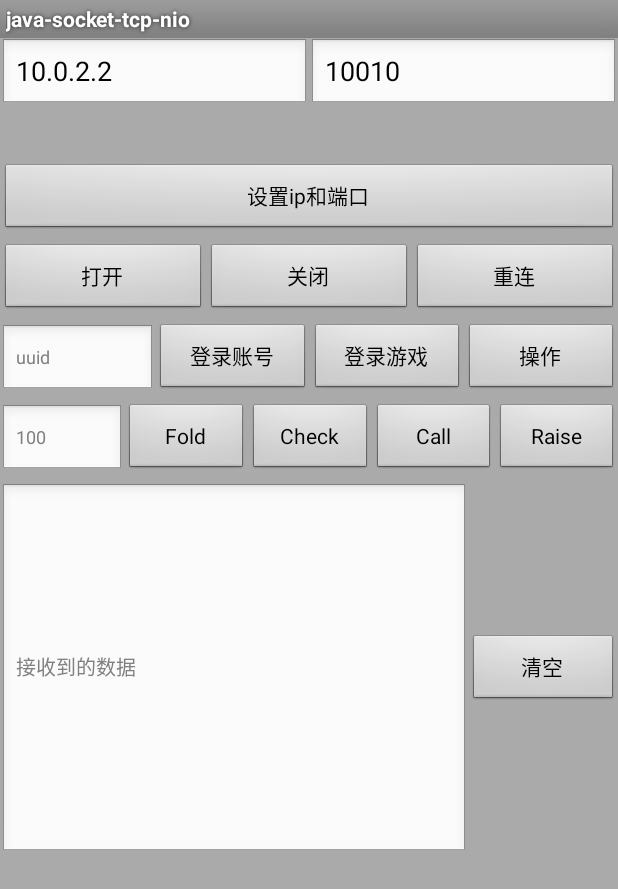
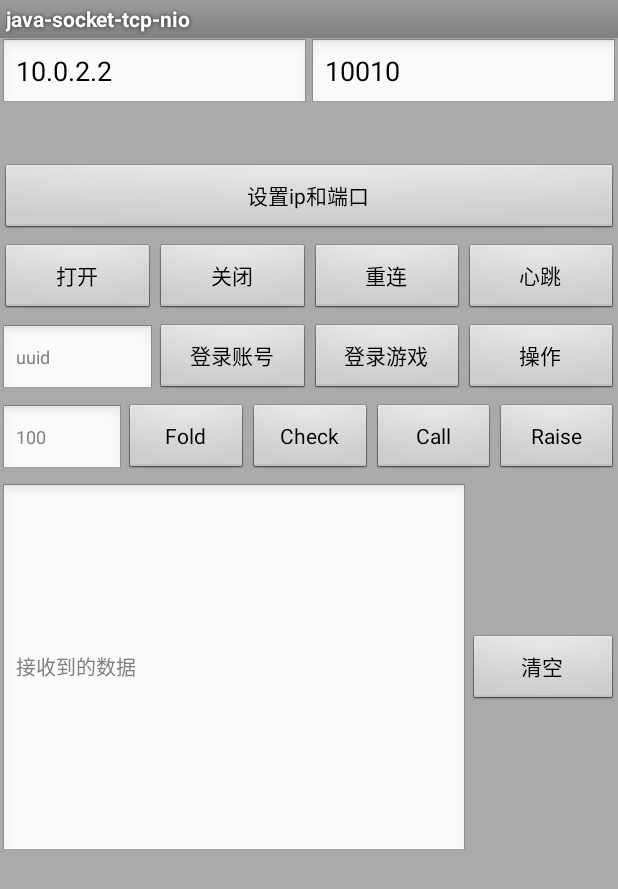
Before and after one commit to zz7zz7zz/the-east-poker-client, an Android app: the TcpNioClientConnectionActivity screen opened directly, with no data from a screen before it, on a phone screen of 412 x 824 dp. Shown: the top 889 px of the screen. Run offline under Robolectric (Android 15) with nearby library versions, the phone set to English and light mode, and no system bars.

Commit message:
心跳问题

```diff
--- a/app/src/main/java/com/open/test/net/TcpNioClientConnectionActivity.java
+++ b/app/src/main/java/com/open/test/net/TcpNioClientConnectionActivity.java
@@ -17,7 +17,9 @@ import com.open.net.client.object.IConnectListener;
 import com.open.net.client.object.TcpAddress;
 import com.poker.base.GameIds;
 import com.poker.cmd.BaseGameCmd;
+import com.poker.cmd.Cmd;
 import com.poker.cmd.LoginCmd;
+import com.poker.cmd.SystemCmd;
 import com.poker.cmd.UserCmd;
 import com.poker.data.DataPacket;
 import com.poker.packet.BasePacket;
@@ -65,12 +67,16 @@ public class TcpNioClientConnectionActivity extends Activity {
 	private void initView()
 	{
         findViewById(R.id.set_ip_port).setOnClickListener(listener);
+
 		findViewById(R.id.open).setOnClickListener(listener);
 		findViewById(R.id.close).setOnClickListener(listener);
 		findViewById(R.id.reconn).setOnClickListener(listener);
+		findViewById(R.id.heat_beat).setOnClickListener(listener);
+
 		findViewById(R.id.send).setOnClickListener(listener);
 		findViewById(R.id.clear).setOnClickListener(listener);
-        findViewById(R.id.login).setOnClickListener(listener);
+
+		findViewById(R.id.login).setOnClickListener(listener);
 		findViewById(R.id.login_game).setOnClickListener(listener);
 
 		findViewById(R.id.fold).setOnClickListener(listener);
@@ -179,6 +185,14 @@ public class TcpNioClientConnectionActivity extends Activity {
 					}
 				}
 				break;
+
+				case R.id.heat_beat:
+				{
+					byte[] EMPTY_BYTE_ARRAY= new byte[0];
+					int length = BasePacket.buildClientPacekt(mTempBuff,1, SystemCmd.CMD_SYS_HEAR_BEAT,(byte)0,EMPTY_BYTE_ARRAY,0,0);
+					mMessageProcessor.send(mClient,mTempBuff,0, length);
+				}
+
 			}
 		}
 	};
@@ -223,9 +237,10 @@ public class TcpNioClientConnectionActivity extends Activity {
 
 			try {
 				int cmd   = DataPacket.getCmd(data, header_start);
-				System.out.println("input_packet cmd 0x" + Integer.toHexString(cmd) + " name " + LoginCmd.getCmdString(cmd) + " length " + DataPacket.getLength(data,header_start));
+				System.out.println("input_packet cmd 0x" + Integer.toHexString(cmd) + " name " + Cmd.getCmdString(cmd) + " length " + DataPacket.getLength(data,header_start));
+				if(cmd == SystemCmd.CMD_SYS_HEAR_BEAT_REPONSE){
 
-				if(cmd == LoginCmd.CMD_LOGIN_RESPONSE){
+				}else if(cmd == LoginCmd.CMD_LOGIN_RESPONSE){
 					onResponseLogin(cmd,data,header_start,header_length,body_start,body_length);
 				}else if(cmd == BaseGameCmd.CMD_SERVER_USERLOGIN){
 					onResponseLoginGame(cmd,data,header_start,header_length,body_start,body_length);
--- a/app/src/main/res/layout/net_socket.xml
+++ b/app/src/main/res/layout/net_socket.xml
@@ -64,6 +64,13 @@
 				android:layout_marginTop="5.0dp"
 				android:layout_weight="1.0"
 				android:text="重连"/>
+			<Button
+				android:id="@+id/heat_beat"
+				android:layout_width="match_parent"
+				android:layout_height="wrap_content"
+				android:layout_marginTop="5.0dp"
+				android:layout_weight="1.0"
+				android:text="心跳"/>
 		</LinearLayout>
 
 	    <LinearLayout
```
Also changed, not shown: app/libs/protocol_base.jar.
